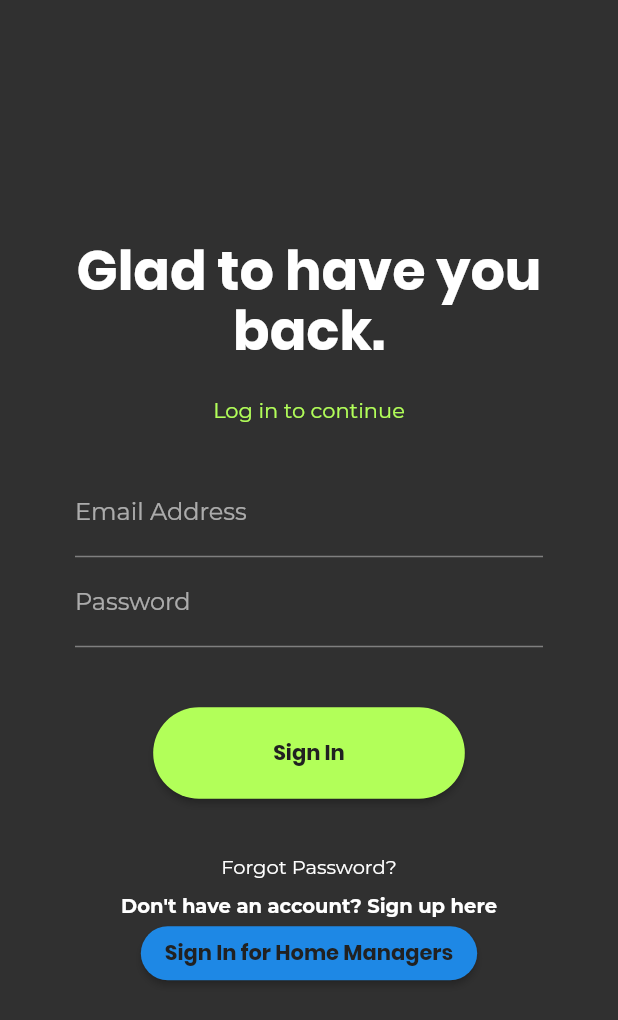
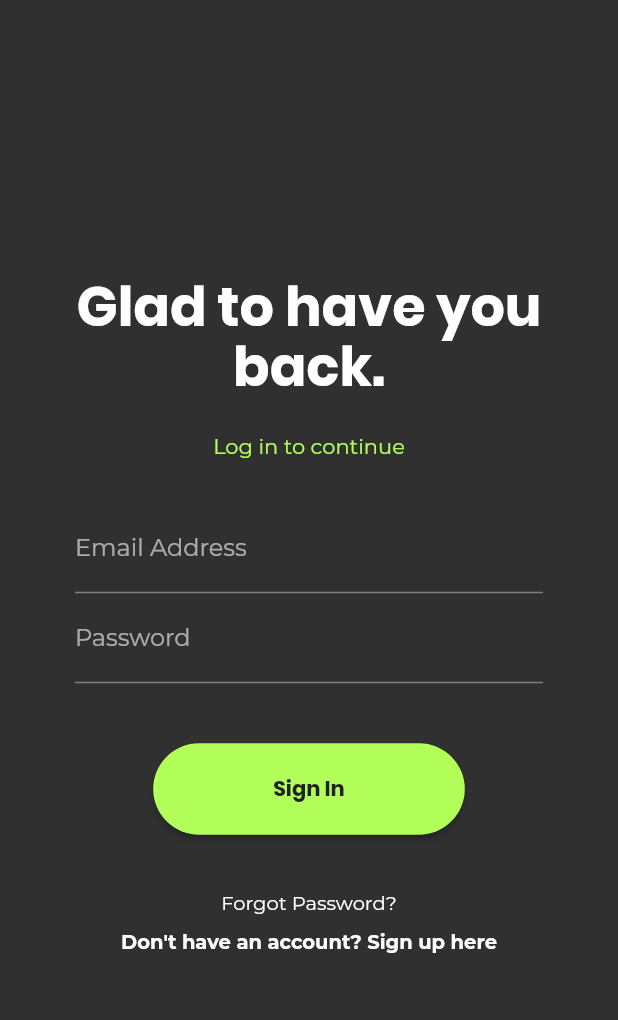
Before and after one commit to amoghsr/smarty, a Flutter app: the screen it shows after launch, on a phone screen of 412 x 824 dp. Shown: the top 1020 px of the screen. Run offline on Flutter 3.47's test engine with Material 2 defaults, Android fonts, the phone set to English and light mode, and no system bars; our stand-ins replace cloud_firestore, firebase_auth, firebase_core, firebase_database, fl_chart, flutter_icons and 8 more; missing offline and left inert: flutter_vlc_player, get_version, speech_recognition; accounts and stored records are empty; statements that could not run were skipped.

Commit message:
Added single child scroll view to sign in

```diff
--- a/lib/authenticate/sign_in.dart
+++ b/lib/authenticate/sign_in.dart
@@ -29,8 +29,9 @@ class _SignInState extends State<SignIn> {
     return loading
         ? Loading()
         : Scaffold(
-            body: Container(
-              padding: EdgeInsets.symmetric(vertical: 20.0, horizontal: 50.0),
+            body: Center(
+              child: SingleChildScrollView(
+                padding: EdgeInsets.symmetric(horizontal: 50.0),
                 child: Form(
                   key: _formKey,
                   child: Column(
@@ -127,39 +128,6 @@ class _SignInState extends State<SignIn> {
                           ),
                         ],
                       ),
-//                    TextFormField(
-//                      keyboardType: TextInputType.emailAddress,
-//                      decoration: InputDecoration(
-//                        labelText: "Email Address",
-//                      ),
-//                      validator: (val) =>
-//                          val.isEmpty ? 'Enter your email' : null,
-//                      onChanged: (val) {
-//                        setState(() => email = val);
-//                      },
-//                    ),
-//                    TextFormField(
-//                      controller: _controller,
-//                      obscureText: true,
-//                      decoration: InputDecoration(
-//                        labelText: 'Password',
-//                        suffixIcon: IconButton(
-//                          icon: Icon(
-//                            Icons.close,
-//                            size: 18,
-//                          ),
-//                          onPressed: () {
-//                            _controller.clear();
-//                          },
-//                        ),
-//                      ),
-//                      validator: (val) => val.length < 6
-//                          ? 'Passwords must be at least 6 characters long, and can\'t be things like “password”, “123456” or “abcdef”.'
-//                          : null,
-//                      onChanged: (val) {
-//                        setState(() => password = val);
-//                      },
-//                    ),
                       SizedBox(height: 40.0),
                       RaisedButton(
                         padding: EdgeInsets.symmetric(
@@ -227,21 +195,22 @@ class _SignInState extends State<SignIn> {
                           ),
                         ),
                       ),
-                    RaisedButton(
-                      child: Text(
-                        'Sign In for Home Managers',
-                        style: TextStyle(
-                          fontWeight: FontWeight.bold,
-                          fontFamily: 'Poppins',
-                          color: Theme.of(context).primaryColor,
+//                        RaisedButton(
+//                          child: Text(
+//                            'Sign In for Home Managers',
+//                            style: TextStyle(
+//                              fontWeight: FontWeight.bold,
+//                              fontFamily: 'Poppins',
+//                              color: Theme.of(context).primaryColor,
+//                            ),
+//                          ),
+//                          shape: RoundedRectangleBorder(
+//                            borderRadius: BorderRadius.circular(50.0),
+//                          ),
+//                          onPressed: () {},
+//                        ),
+                    ],
                   ),
-                      ),
-                      shape: RoundedRectangleBorder(
-                        borderRadius: BorderRadius.circular(50.0),
-                      ),
-                      onPressed: () {},
-                    ),
-                  ],
                 ),
               ),
             ),
```
Lines whose indentation alone changed are shown as unchanged.
